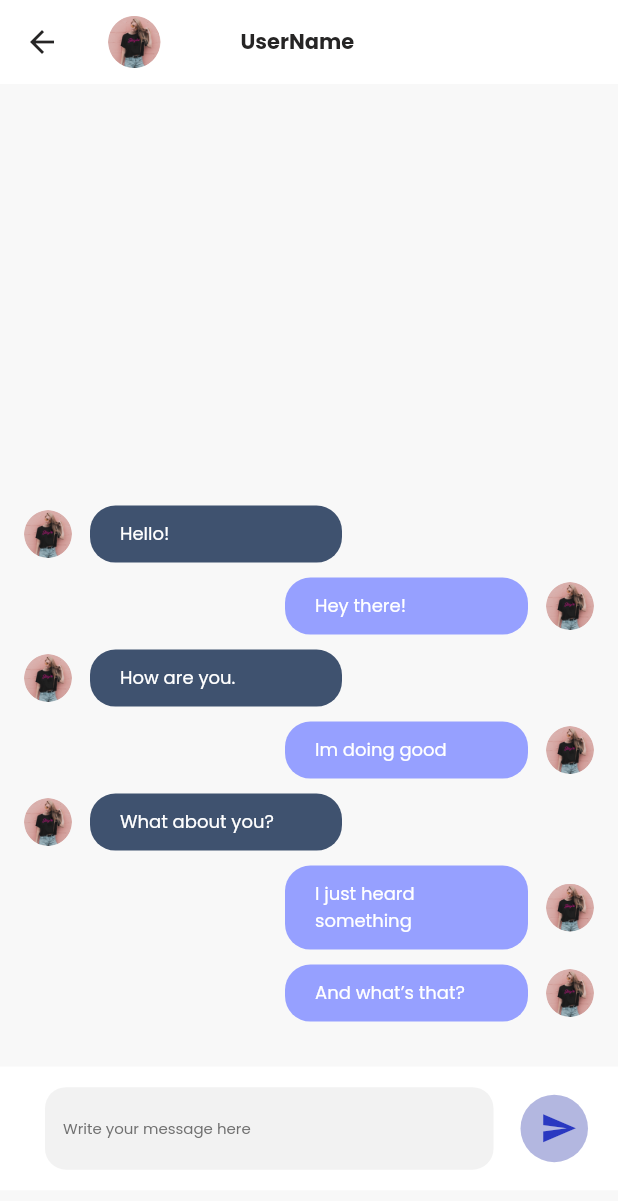
After one commit to Ashhad08/blog_app_user_panel, a Flutter app: the ChatView screen opened by its route, on a phone screen of 412 x 824 dp. The commit adds this screen. Shown: the top 1201 px of the screen. Run offline on Flutter 3.47's test engine with Material 2 defaults, Android fonts, the phone set to English and light mode, and no system bars; drawn by our look-alikes of grouped_list.

Commit message:
day 4 UI done!

```diff
--- a/lib/presentation/elements/custom_text.dart
+++ b/lib/presentation/elements/custom_text.dart
@@ -17,7 +17,7 @@ class CustomText extends StatelessWidget {
       required this.fontWeight,
       this.textColor = FrontEndConfigs.kBlackColor,
       this.align = TextAlign.start,
-      this.maxLines = 2})
+      this.maxLines})
       : super(key: key);
 
   @override
--- a/lib/presentation/routes/route_names.dart
+++ b/lib/presentation/routes/route_names.dart
@@ -6,4 +6,5 @@ class RouteNames {
   static const String programDetailsViewRoute = "program_details_view";
   static const String eventDetailsViewRoute = "event_details_view";
   static const String conversationsViewRoute = "conversations_view";
+  static const String chatViewRoute = "chat_view";
 }
--- a/lib/presentation/routes/routes.dart
+++ b/lib/presentation/routes/routes.dart
@@ -5,6 +5,7 @@ import '../views/auth/login_view/login_view.dart';
 import '../views/auth/signup_view/signup_view.dart';
 import '../views/auth/splash_view/splash_view.dart';
 import '../views/bottom_bar_view/bottom_bar_view.dart';
+import '../views/chat_view/chat_view.dart';
 import '../views/conversations_view/conversations_view.dart';
 import '../views/event_details_view/event_details_view.dart';
 import '../views/program_details_view/program_details_view.dart';
@@ -27,6 +28,8 @@ class Routes {
         return MaterialPageRoute(builder: (context) => EventDetailsView());
       case RouteNames.conversationsViewRoute:
         return MaterialPageRoute(builder: (context) => ConversationsView());
+      case RouteNames.chatViewRoute:
+        return MaterialPageRoute(builder: (context) => ChatView());
       default:
         return MaterialPageRoute(
             builder: (context) => const Scaffold(
--- /dev/null
+++ b/lib/presentation/views/chat_view/chat_view.dart
@@ -0,0 +1,35 @@
+import 'package:flutter/material.dart';
+
+import '../../elements/custom_text.dart';
+import 'layout/body.dart';
+import 'layout/widgets/user_image_avatar.dart';
+
+class ChatView extends StatelessWidget {
+  const ChatView({Key? key}) : super(key: key);
+
+  @override
+  Widget build(BuildContext context) {
+    return Scaffold(
+      appBar: AppBar(
+        elevation: 0,
+        title: Row(
+          children: const [
+            UserImageAvatar(
+              height: 35,
+              imagePath: 'assets/images/chat_user.png',
+            ),
+            Spacer(
+              flex: 1,
+            ),
+            CustomText(
+                text: 'UserName', fontSize: 14, fontWeight: FontWeight.bold),
+            Spacer(
+              flex: 3,
+            ),
+          ],
+        ),
+      ),
+      body: const ChatViewBody(),
+    );
+  }
+}
--- /dev/null
+++ b/lib/presentation/views/chat_view/layout/body.dart
@@ -0,0 +1,178 @@
+import 'package:flutter/material.dart';
+import 'package:grouped_list/grouped_list.dart';
+
+import '../../../../configurations/front_end.dart';
+import 'widgets/message_bubble.dart';
+import 'widgets/message_model.dart';
+
+class ChatViewBody extends StatefulWidget {
+  const ChatViewBody({Key? key}) : super(key: key);
+
+  @override
+  State<ChatViewBody> createState() => _ChatViewBodyState();
+}
+
+class _ChatViewBodyState extends State<ChatViewBody> {
+  List<MessageModel> allMessagesList = [
+    MessageModel(
+        text: "Hello!",
+        date: DateTime.now().subtract(const Duration(minutes: 6)),
+        senderImagePath: 'assets/images/chat_user.png',
+        receiverImagePath: 'assets/images/chat_user.png',
+        isSentByMe: false),
+    MessageModel(
+        text: "Hey there!",
+        senderImagePath: 'assets/images/chat_user.png',
+        receiverImagePath: 'assets/images/chat_user.png',
+        date: DateTime.now().subtract(const Duration(minutes: 5)),
+        isSentByMe: true),
+    MessageModel(
+        text: "How are you.",
+        senderImagePath: 'assets/images/chat_user.png',
+        receiverImagePath: 'assets/images/chat_user.png',
+        date: DateTime.now().subtract(const Duration(minutes: 4)),
+        isSentByMe: false),
+    MessageModel(
+        text: "Im doing good",
+        senderImagePath: 'assets/images/chat_user.png',
+        receiverImagePath: 'assets/images/chat_user.png',
+        date: DateTime.now().subtract(const Duration(minutes: 3)),
+        isSentByMe: true),
+    MessageModel(
+        text: "What about you?",
+        senderImagePath: 'assets/images/chat_user.png',
+        receiverImagePath: 'assets/images/chat_user.png',
+        date: DateTime.now().subtract(const Duration(minutes: 2)),
+        isSentByMe: false),
+    MessageModel(
+        text: "I just heard something",
+        senderImagePath: 'assets/images/chat_user.png',
+        receiverImagePath: 'assets/images/chat_user.png',
+        date: DateTime.now().subtract(const Duration(minutes: 1)),
+        isSentByMe: true),
+    MessageModel(
+        text: "And what’s that?",
+        senderImagePath: 'assets/images/chat_user.png',
+        receiverImagePath: 'assets/images/chat_user.png',
+        date: DateTime.now().subtract(const Duration(minutes: 1)),
+        isSentByMe: true),
+  ];
+
+  String message = '';
+
+  @override
+  Widget build(BuildContext context) {
+    return GestureDetector(
+      onTap: () {
+        FocusManager.instance.primaryFocus!.unfocus();
+      },
+      child: Scaffold(
+        backgroundColor: FrontEndConfigs.kScaffoldColor,
+        body: SingleChildScrollView(
+          child: Column(
+            children: [
+              SizedBox(
+                height: MediaQuery.of(context).size.height * 0.795,
+                child: Column(
+                  children: [
+                    Expanded(
+                      child: GroupedListView<MessageModel, DateTime>(
+                        physics: const BouncingScrollPhysics(),
+                        padding: const EdgeInsets.symmetric(vertical: 20),
+                        reverse: true,
+                        order: GroupedListOrder.DESC,
+                        groupHeaderBuilder: (MessageModel message) =>
+                            const SizedBox(),
+                        groupBy: (element) => DateTime(element.date.year,
+                            element.date.month, element.date.day),
+                        elements: allMessagesList,
+                        itemBuilder: (context, MessageModel messageModel) =>
+                            MessageBubble(
+                                isSentByMe: messageModel.isSentByMe,
+                                senderImagePath: messageModel.senderImagePath,
+                                receiverImagePath:
+                                    messageModel.receiverImagePath,
+                                message: messageModel.text),
+                      ),
+                    ),
+                  ],
+                ),
+              ),
+              Container(
+                height: MediaQuery.of(context).size.height * 0.1,
+                color: FrontEndConfigs.kWhiteColor,
+                padding: const EdgeInsets.symmetric(horizontal: 10),
+                child: Row(
+                  children: [
+                    const SizedBox(
+                      width: 20,
+                    ),
+                    Expanded(
+                        child: TextField(
+                      cursorHeight: 25,
+                      style: FrontEndConfigs.kTextStyle.copyWith(
+                        fontSize: 10,
+                        fontWeight: FontWeight.w400,
+                        color: const Color(0xff707070),
+                      ),
+                      onChanged: (val) {
+                        message = val.toString();
+                      },
+                      decoration: InputDecoration(
+                          border: OutlineInputBorder(
+                              borderRadius: BorderRadius.circular(14),
+                              borderSide: BorderSide.none),
+                          hintText: 'Write your message here',
+                          hintStyle: FrontEndConfigs.kTextStyle.copyWith(
+                            fontSize: 10,
+                            fontWeight: FontWeight.w400,
+                            color: const Color(0xff707070),
+                          ),
+                          filled: true,
+                          fillColor: const Color(0xffF2F2F2)),
+                    )),
+                    const SizedBox(
+                      width: 8,
+                    ),
+                    const SizedBox(
+                      width: 10,
+                    ),
+                    GestureDetector(
+                      onTap: () {
+                        final myMessage = MessageModel(
+                            text: message,
+                            date: DateTime.now(),
+                            isSentByMe: true,
+                            senderImagePath: 'assets/images/chat_user.png',
+                            receiverImagePath: 'assets/images/chat_user.png');
+                        allMessagesList.add(myMessage);
+                        setState(() {});
+                      },
+                      child: Container(
+                          height: 45,
+                          width: 45,
+                          alignment: Alignment.center,
+                          padding: const EdgeInsets.only(left: 6),
+                          decoration: BoxDecoration(
+                            shape: BoxShape.circle,
+                            color: const Color(0xff031199).withOpacity(0.3),
+                          ),
+                          child: const Icon(
+                            Icons.send,
+                            size: 25,
+                            color: FrontEndConfigs.kPrimaryColor,
+                          )),
+                    ),
+                    const SizedBox(
+                      width: 10,
+                    ),
+                  ],
+                ),
+              ),
+            ],
+          ),
+        ),
+      ),
+    );
+  }
+}
--- /dev/null
+++ b/lib/presentation/views/chat_view/layout/widgets/message_bubble.dart
@@ -0,0 +1,79 @@
+import 'package:flutter/material.dart';
+
+import '../../../../../configurations/front_end.dart';
+import '../../../../elements/custom_text.dart';
+import 'user_image_avatar.dart';
+
+class MessageBubble extends StatelessWidget {
+  const MessageBubble({
+    Key? key,
+    required this.isSentByMe,
+    required this.message,
+    required this.senderImagePath,
+    required this.receiverImagePath,
+  }) : super(key: key);
+  final String message;
+  final String senderImagePath;
+  final String receiverImagePath;
+  final bool isSentByMe;
+
+  @override
+  Widget build(BuildContext context) {
+    return Padding(
+      padding: const EdgeInsets.only(bottom: 10),
+      child: Row(
+        mainAxisAlignment:
+            isSentByMe ? MainAxisAlignment.end : MainAxisAlignment.start,
+        children: [
+          isSentByMe ? const Spacer() : const SizedBox(),
+          const SizedBox(
+            width: 16,
+          ),
+          isSentByMe
+              ? const SizedBox()
+              : UserImageAvatar(
+                  height: 32,
+                  imagePath: receiverImagePath,
+                ),
+          const SizedBox(
+            width: 12,
+          ),
+          Expanded(
+            child: Container(
+              alignment: Alignment.centerLeft,
+              padding: const EdgeInsets.only(
+                  right: 30, left: 20, top: 10, bottom: 10),
+              decoration: BoxDecoration(
+                  borderRadius: BorderRadius.circular(17),
+                  color: isSentByMe
+                      ? FrontEndConfigs.kSendingChatBubbleColor
+                      : FrontEndConfigs.kReceivingChatBubbleColor),
+              child: CustomText(
+                text: message,
+                fontSize: 12,
+                maxLines: 20,
+                fontWeight: FontWeight.w400,
+                textColor: FrontEndConfigs.kWhiteColor,
+              ),
+            ),
+          ),
+          isSentByMe
+              ? const SizedBox(
+                  width: 12,
+                )
+              : const SizedBox(),
+          isSentByMe
+              ? UserImageAvatar(
+                  height: 32,
+                  imagePath: senderImagePath,
+                )
+              : const SizedBox(),
+          const SizedBox(
+            width: 16,
+          ),
+          isSentByMe ? const SizedBox() : const Spacer()
+        ],
+      ),
+    );
+  }
+}
--- /dev/null
+++ b/lib/presentation/views/chat_view/layout/widgets/message_model.dart
@@ -0,0 +1,15 @@
+class MessageModel {
+  final String text;
+  final DateTime date;
+  final String senderImagePath;
+  final String receiverImagePath;
+  final bool isSentByMe;
+
+  MessageModel({
+    required this.text,
+    required this.date,
+    required this.isSentByMe,
+    required this.senderImagePath,
+    required this.receiverImagePath,
+  });
+}
--- /dev/null
+++ b/lib/presentation/views/chat_view/layout/widgets/user_image_avatar.dart
@@ -0,0 +1,26 @@
+import 'package:flutter/material.dart';
+
+class UserImageAvatar extends StatelessWidget {
+  const UserImageAvatar({
+    Key? key,
+    required this.height,
+    required this.imagePath,
+  }) : super(key: key);
+  final double height;
+  final String imagePath;
+
+  @override
+  Widget build(BuildContext context) {
+    return Container(
+      height: height,
+      width: height,
+      decoration: BoxDecoration(
+        shape: BoxShape.circle,
+        image: DecorationImage(
+          fit: BoxFit.cover,
+          image: AssetImage(imagePath),
+        ),
+      ),
+    );
+  }
+}
--- a/lib/presentation/views/conversations_view/layout/body.dart
+++ b/lib/presentation/views/conversations_view/layout/body.dart
@@ -1,6 +1,7 @@
 import 'package:flutter/material.dart';
 
 import '../../../../configurations/front_end.dart';
+import '../../../routes/route_names.dart';
 import 'widgets/conversation_tile.dart';
 
 class ConversationsViewBody extends StatelessWidget {
@@ -11,13 +12,21 @@ class ConversationsViewBody extends StatelessWidget {
     return Scaffold(
       backgroundColor: FrontEndConfigs.kWhiteColor,
       body: Column(
-        children: const [
-          SizedBox(
+        children: [
+          const SizedBox(
             height: 10,
           ),
-          ConversationTile(),
-          ConversationTile(),
-          ConversationTile(),
+          ConversationTile(
+            onTap: () {
+              Navigator.pushNamed(context, RouteNames.chatViewRoute);
+            },
+          ),
+          ConversationTile(
+            onTap: () {},
+          ),
+          ConversationTile(
+            onTap: () {},
+          ),
         ],
       ),
     );
--- a/lib/presentation/views/conversations_view/layout/widgets/conversation_tile.dart
+++ b/lib/presentation/views/conversations_view/layout/widgets/conversation_tile.dart
@@ -4,12 +4,14 @@ import '../../../../elements/custom_text.dart';
 
 class ConversationTile extends StatelessWidget {
   const ConversationTile({
-    Key? key,
+    Key? key, required this.onTap,
   }) : super(key: key);
+  final VoidCallback onTap;
 
   @override
   Widget build(BuildContext context) {
     return ListTile(
+      onTap: onTap,
       leading: Container(
         height: 64,
         width: 64,
--- a/lib/presentation/views/home_view/layout/widgets/blog_card.dart
+++ b/lib/presentation/views/home_view/layout/widgets/blog_card.dart
@@ -56,6 +56,7 @@ class BlogCard extends StatelessWidget {
                   text:
                       'Lorem ipsum dolor sit amet, consetetur sadipscing elitr, sed diam nonumy eirmod tempor invidunt ut',
                   fontSize: 12,
+                  maxLines: 2,
                   fontWeight: FontWeight.w400,
                   textColor: Color(0xffB4B2B2),
                 ),
--- a/lib/presentation/views/programs_view/layout/widgets/program_card.dart
+++ b/lib/presentation/views/programs_view/layout/widgets/program_card.dart
@@ -36,6 +36,7 @@ class ProgramCard extends StatelessWidget {
               CustomText(
                 text: 'YOUTH ADVISORY BOARD'.toUpperCase(),
                 fontSize: 12,
+                maxLines: 2,
                 fontWeight: FontWeight.w600,
                 textColor: const Color(0xff6A6A6A),
               ),
--- a/pubspec.yaml
+++ b/pubspec.yaml
@@ -34,6 +34,7 @@ dependencies:
   # The following adds the Cupertino Icons font to your application.
   # Use with the CupertinoIcons class for iOS style icons.
   cupertino_icons: ^1.0.2
+  grouped_list: ^5.1.2
 
 dev_dependencies:
   flutter_test:
```
Also changed, not shown: pubspec.lock.
